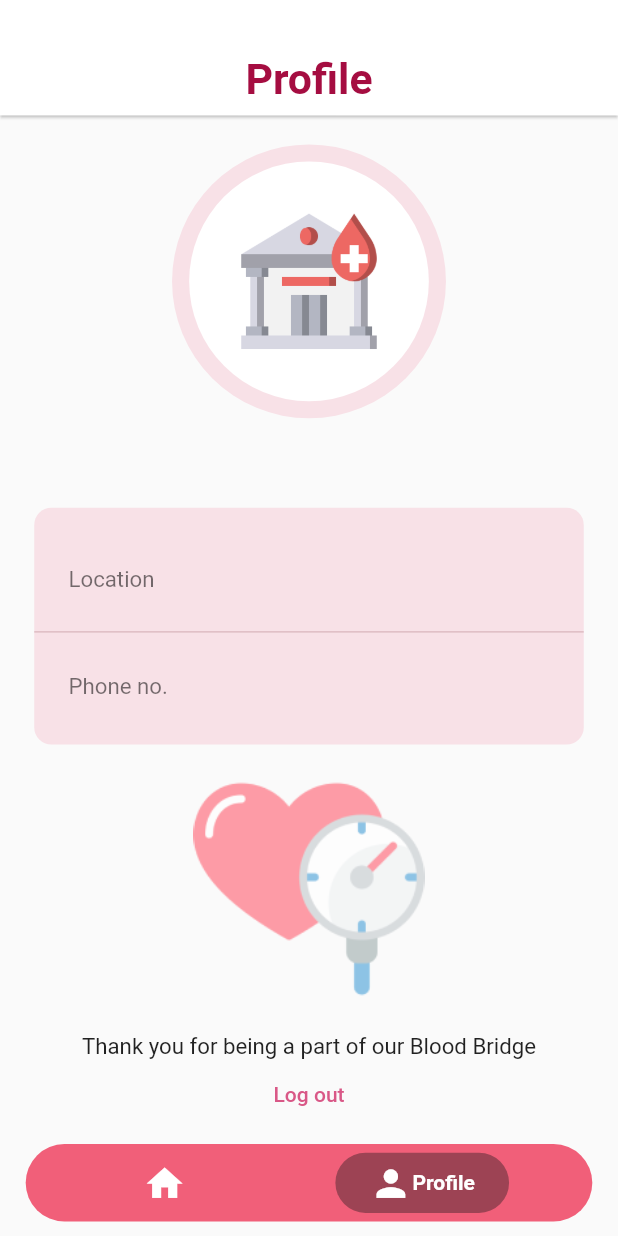
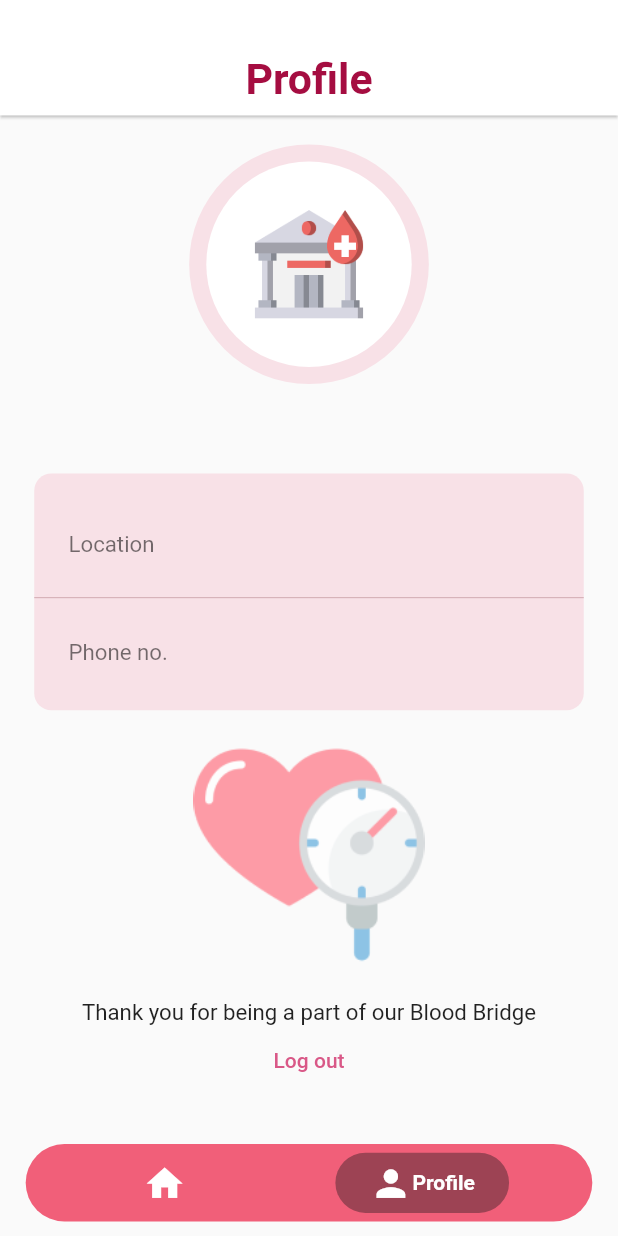
Before and after one commit to adwait1291/Blood-Bridge, a Flutter app: the MainScreen screen opened directly with empty values, item 2 of the bottom bar chosen, on a phone screen of 412 x 824 dp. Run offline on Flutter 3.47's test engine with Material 2 defaults, Android fonts, the phone set to English and light mode, and no system bars; drawn by our look-alikes of google_nav_bar; our stand-ins replace cloud_firestore, dropdown_button2, firebase_auth, firebase_core, flutter_screenutil, fluttertoast and 1 more; missing offline and left inert: dart:ffi; accounts and stored records are empty.

Commit message:
Updated Profile Page

```diff
--- a/lib/Auth/LoginPage.dart
+++ b/lib/Auth/LoginPage.dart
@@ -205,7 +205,7 @@ class _LoginPageState extends State<LoginPage> {
                                           ],
                                         ),
                                   SizedBox(
-                                    height: 30.h,
+                                    height: 20.h,
                                   ),
                                   Image.asset(
                                     'assets/images/LOGO.png',
--- a/lib/Screens/ScreenWidgets/bankProfile.dart
+++ b/lib/Screens/ScreenWidgets/bankProfile.dart
@@ -46,13 +46,13 @@ class _BankProfileState extends State<BankProfile> {
                   Center(
                     child: CircleAvatar(
                       backgroundColor: Color(0xFFF8E1E7),
-                      radius: 80.r,
+                      radius: 70.r,
                       child: CircleAvatar(
                         backgroundColor: Color.fromARGB(255, 255, 255, 255),
-                        radius: 70.r,
+                        radius: 60.r,
                         child: Image.asset(
                           'assets/images/blood-bank.png',
-                          height: 50.h,
+                          height: 40.h,
                         ),
                       ),
                     ),
--- a/lib/Screens/ScreenWidgets/hospitalProfile.dart
+++ b/lib/Screens/ScreenWidgets/hospitalProfile.dart
@@ -46,13 +46,13 @@ class _HospitalProfileState extends State<HospitalProfile> {
                   Center(
                     child: CircleAvatar(
                       backgroundColor: Color(0xFFF8E1E7),
-                      radius: 80.r,
+                      radius: 70.r,
                       child: CircleAvatar(
                         backgroundColor: Color.fromARGB(255, 255, 255, 255),
-                        radius: 70.r,
+                        radius: 60.r,
                         child: Image.asset(
                           'assets/images/hospital-building.png',
-                          height: 50.h,
+                          height: 40.h,
                         ),
                       ),
                     ),
--- a/lib/Screens/ScreenWidgets/userHome.dart
+++ b/lib/Screens/ScreenWidgets/userHome.dart
@@ -406,7 +406,7 @@ class _UserHomeState extends State<UserHome> {
                                   SizedBox(width: 30.w),
                                   Icon(Icons.person),
                                   SizedBox(width: 10.w),
-                                  Text(centreMatched),
+                                  Text(userMatched),
                                 ],
                               ),
                               Divider(),
--- a/lib/Screens/ScreenWidgets/userProfile.dart
+++ b/lib/Screens/ScreenWidgets/userProfile.dart
@@ -55,10 +55,10 @@ class _MenuPageState extends State<UserProfile> {
                   Center(
                     child: CircleAvatar(
                       backgroundColor: Color(0xFFF8E1E7),
-                      radius: 80.r,
+                      radius: 70.r,
                       child: CircleAvatar(
                         backgroundColor: Color.fromARGB(255, 255, 255, 255),
-                        radius: 70.r,
+                        radius: 60.r,
                         backgroundImage: gender == "Male"
                             ? AssetImage('assets/images/boy.png')
                             : gender == "Female"
```
